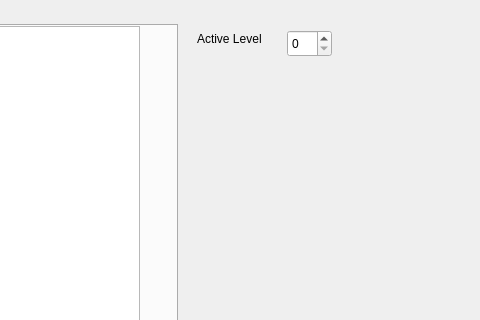
Before: the Qt Designer form mainwindow.ui in michielskobe/advanced-programming-techniques-final-project, drawn with Qt 5; both pictures show x 633 to 1113 and y 0 to 320 of the 1113 by 906 pixel window.
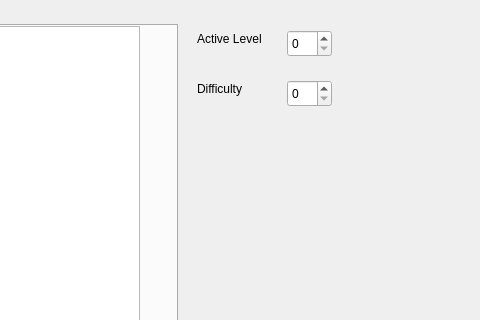
After: the same form once the commit is applied.

Diff of the .ui file:
```diff
--- a/mainwindow.ui
+++ b/mainwindow.ui
@@ -199,6 +199,32 @@
      <string>Active Level</string>
     </property>
    </widget>
+   <widget class="QLabel" name="difficulty_label">
+    <property name="geometry">
+     <rect>
+      <x>830</x>
+      <y>80</y>
+      <width>81</width>
+      <height>18</height>
+     </rect>
+    </property>
+    <property name="text">
+     <string>Difficulty</string>
+    </property>
+   </widget>
+   <widget class="QSpinBox" name="difficultyBox">
+    <property name="geometry">
+     <rect>
+      <x>920</x>
+      <y>80</y>
+      <width>45</width>
+      <height>27</height>
+     </rect>
+    </property>
+    <property name="maximum">
+     <number>2</number>
+    </property>
+   </widget>
   </widget>
   <widget class="QMenuBar" name="menubar">
    <property name="geometry">
```
Left out of the diff: 2 changed lines with no effect on the pictures.
